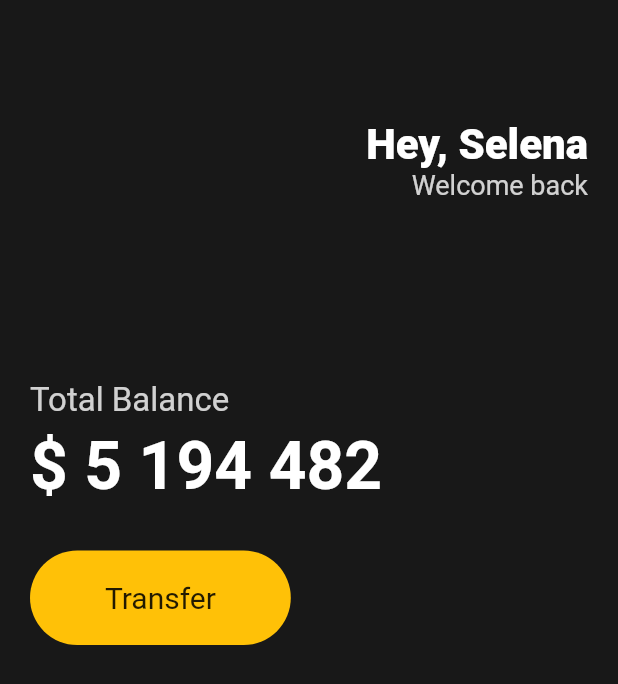
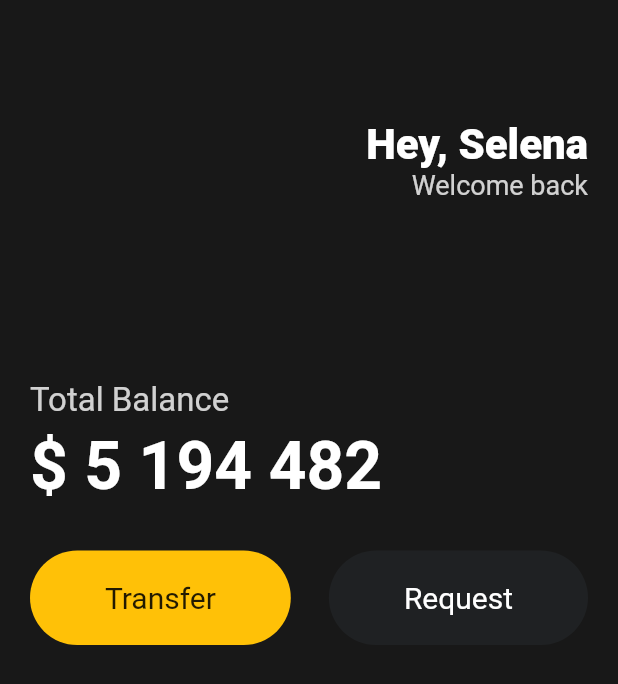
Before and after one commit to kimgeuntae/mobile_wallet, a Flutter app: the screen it shows after launch, on a phone screen of 412 x 824 dp. Shown: the top 684 px of the screen. Run offline on Flutter 3.47's test engine with Material 2 defaults, Android fonts, the phone set to English and light mode, and no system bars.

Commit message:
Add: 오른쪽 버튼

```diff
--- a/lib/main.dart
+++ b/lib/main.dart
@@ -74,6 +74,7 @@ class MyApp extends StatelessWidget {
                 height: 30,
               ),
               Row(
+                mainAxisAlignment: MainAxisAlignment.spaceBetween,
                 children: [
                   Container(
                     decoration: BoxDecoration(
@@ -93,6 +94,25 @@ class MyApp extends StatelessWidget {
                       ),
                     ),
                   ),
+                  Container(
+                    decoration: BoxDecoration(
+                      color: const Color(0xFF1F2123),
+                      borderRadius: BorderRadius.circular(45),
+                    ),
+                    child: const Padding(
+                      padding: EdgeInsets.symmetric(
+                        vertical: 20,
+                        horizontal: 50,
+                      ),
+                      child: Text(
+                        'Request',
+                        style: TextStyle(
+                          color: Colors.white,
+                          fontSize: 20,
+                        ),
+                      ),
+                    ),
+                  ),
                 ],
               ),
             ],
```
